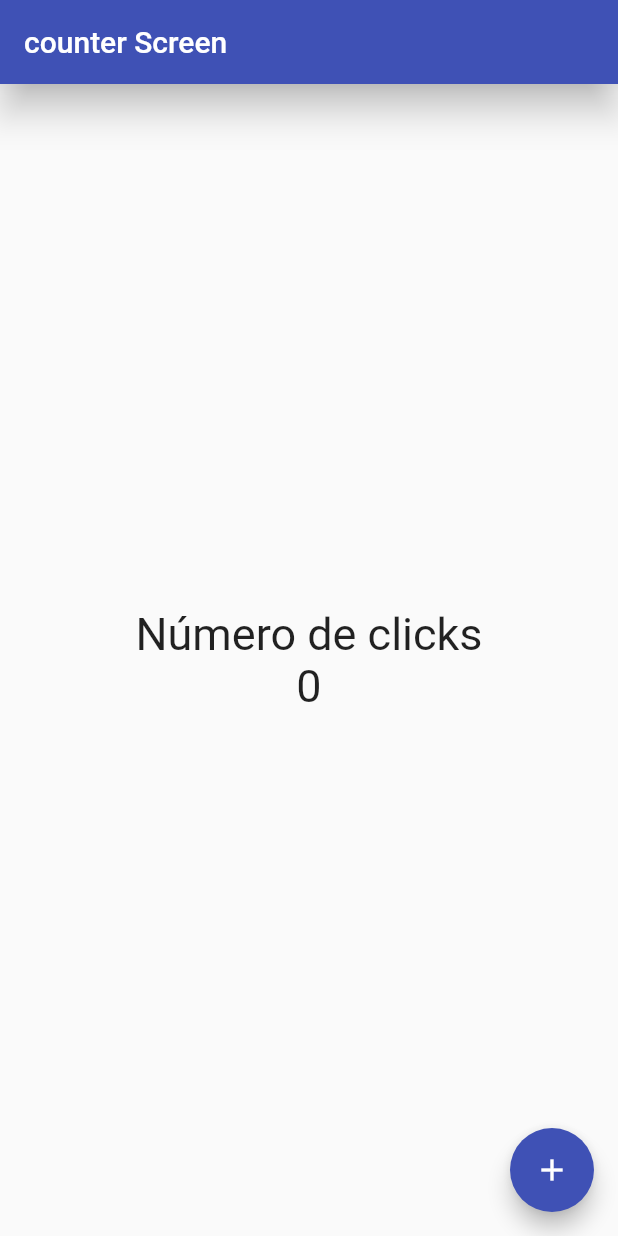
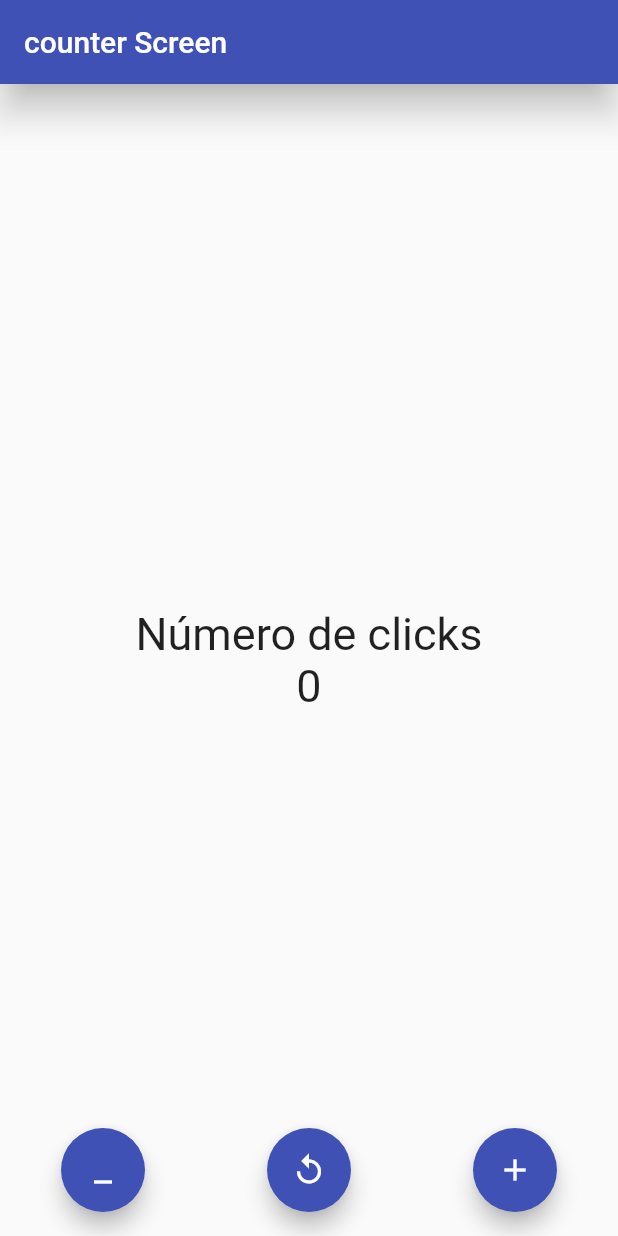
Before and after one commit to luisbenjaminhortalopez/Counter_App_Flutter, a Flutter app: the screen it shows after launch, on a phone screen of 412 x 824 dp. Run offline on Flutter 3.47's test engine with Material 2 defaults, Android fonts, the phone set to English and light mode, and no system bars.

Commit message:
Se agregaron botones extra para mejorar la funcionalidad

```diff
--- a/lib/screens/counter_screen.dart
+++ b/lib/screens/counter_screen.dart
@@ -8,9 +8,7 @@ class CounterScreen extends StatefulWidget {
 }
 
 class _CounterScreenState extends State<CounterScreen> {
-
   int counter = 0;
-
 
   @override
   Widget build(BuildContext context) {
@@ -34,14 +32,35 @@ class _CounterScreenState extends State<CounterScreen> {
             ],
           ),
         ),
-        //floatingActionButtonLocation: FloatingActionButtonLocation.miniCenterFloat,
-        floatingActionButton: FloatingActionButton(
+        floatingActionButtonLocation: FloatingActionButtonLocation.centerFloat,
+        floatingActionButton: Row(
+          mainAxisAlignment: MainAxisAlignment.spaceAround,
+          children: [
+            FloatingActionButton(
+              onPressed: () {
+                counter--;
+                setState(() {});
+              },
+              backgroundColor: Colors.indigo,
+              child: const Icon(Icons.minimize),
+            ),
+            FloatingActionButton(
+              onPressed: () {
+                counter = 0;
+                setState(() {});
+              },
+              backgroundColor: Colors.indigo,
+              child: const Icon(Icons.replay_outlined),
+            ),
+            FloatingActionButton(
               onPressed: () {
                 counter++;
                 setState(() {});
               },
               backgroundColor: Colors.indigo,
               child: const Icon(Icons.add),
+            ),
+          ],
         ));
   }
 }
```
Lines whose indentation alone changed are shown as unchanged.
